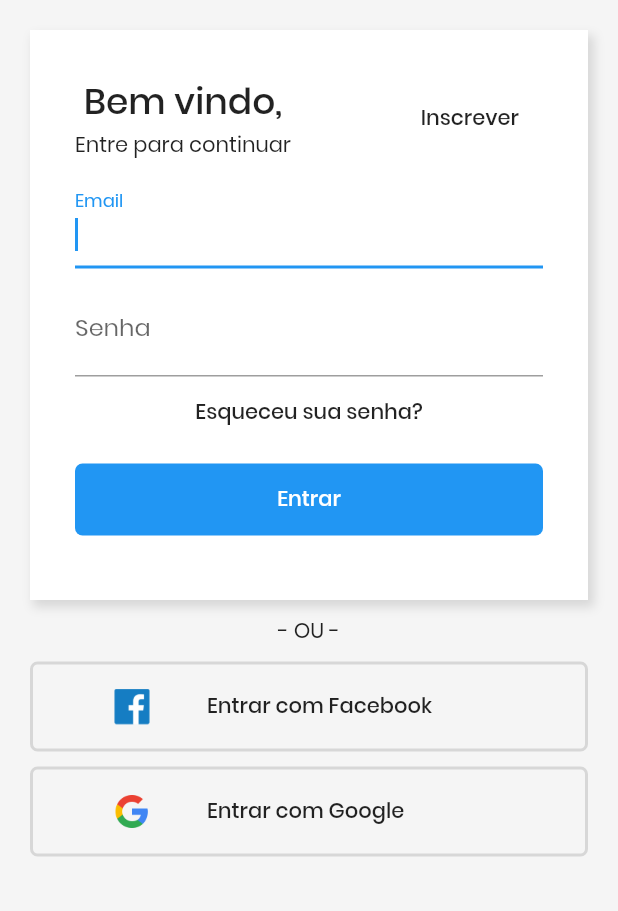
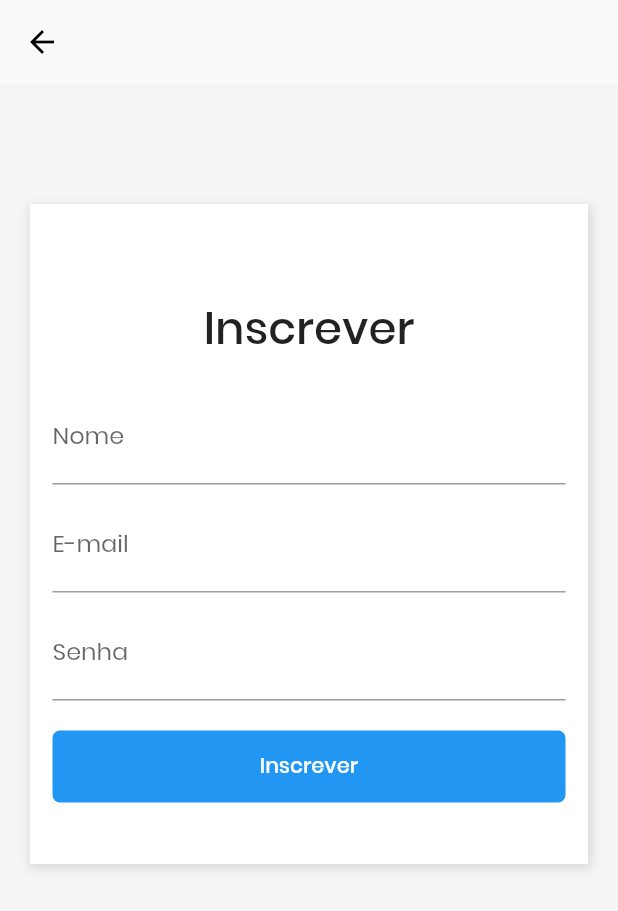
Before and after one commit to MagnoSantos/marketplace-flutter, a Flutter app: the screen it shows after launch, after a tap on "Inscrever", on a phone screen of 412 x 824 dp. Shown: the top 911 px of the screen. Run offline on Flutter 3.47's test engine with Material 2 defaults, Android fonts, the phone set to English and light mode, and no system bars.

Commit message:
Página de cadastro e página de cadastre-se

```diff
--- a/marketplace/lib/main.dart
+++ b/marketplace/lib/main.dart
@@ -1,4 +1,5 @@
 import 'package:flutter/material.dart';
+import 'package:marketplace/pages/inscrever.page.dart';
 import 'package:marketplace/pages/login.page.dart';
 import 'package:marketplace/styles.dart';
 
--- /dev/null
+++ b/marketplace/lib/pages/inscrever.page.dart
@@ -0,0 +1,124 @@
+import 'package:flutter/material.dart';
+import 'package:flutter/services.dart';
+
+class InscreverPage extends StatelessWidget {
+  @override
+  Widget build(BuildContext context) {
+    return SafeArea(
+      child: Scaffold(
+        appBar: AppBar(
+          backgroundColor: Colors.transparent,
+          elevation: 0,
+        ),
+        body: SingleChildScrollView(
+          child: Container(
+            color: Color(0xFFF5F5F5F5),
+            padding: EdgeInsets.only(
+              top: 80,
+              left: 20,
+              right: 20,
+              bottom: 40,
+            ),
+            child: Column(
+              children: <Widget>[
+                Container(
+                  height: 440,
+                  decoration: BoxDecoration(
+                    color: Colors.white,
+                    boxShadow: [
+                      new BoxShadow(
+                        color: Colors.black12,
+                        offset: new Offset(1, 2.0),
+                        blurRadius: 5,
+                        spreadRadius: 1,
+                      ),
+                    ],
+                  ),
+                  child: Padding(
+                    padding: EdgeInsets.only(
+                      left: 15,
+                      right: 15,
+                      top: 60,
+                    ),
+                    child: Column(
+                      children: <Widget>[
+                        Text(
+                          "Inscrever",
+                          style: TextStyle(
+                            fontSize: 30,
+                            fontWeight: FontWeight.w500,
+                          ),
+                        ),
+                        SizedBox(
+                          height: 20,
+                        ),
+                        TextFormField(
+                          keyboardType: TextInputType.text,
+                          decoration: InputDecoration(
+                            labelText: "Nome",
+                            labelStyle: TextStyle(
+                              fontWeight: FontWeight.w400,
+                              fontSize: 16,
+                            ),
+                          ),
+                        ),
+                        SizedBox(
+                          height: 10,
+                        ),
+                        TextFormField(
+                          keyboardType: TextInputType.emailAddress,
+                          decoration: InputDecoration(
+                            labelText: "E-mail",
+                            labelStyle: TextStyle(
+                              fontWeight: FontWeight.w400,
+                              fontSize: 16,
+                            ),
+                          ),
+                        ),
+                        SizedBox(
+                          height: 10,
+                        ),
+                        TextFormField(
+                          keyboardType: TextInputType.text,
+                          obscureText: true,
+                          decoration: InputDecoration(
+                            labelText: "Senha",
+                            labelStyle: TextStyle(
+                              fontWeight: FontWeight.w400,
+                              fontSize: 16,
+                            ),
+                          ),
+                        ),
+                        SizedBox(
+                          height: 20,
+                        ),
+                        Container(
+                          width: double.infinity,
+                          decoration: BoxDecoration(
+                            color: Colors.blue,
+                            borderRadius: BorderRadius.all(
+                              Radius.circular(5),
+                            ),
+                          ),
+                          child: FlatButton(
+                            onPressed: () {},
+                            child: Text(
+                              "Inscrever",
+                              style: TextStyle(
+                                color: Colors.white,
+                              ),
+                            ),
+                          ),
+                        )
+                      ],
+                    ),
+                  ),
+                ),
+              ],
+            ),
+          ),
+        ),
+      ),
+    );
+  }
+}
--- a/marketplace/lib/pages/login.page.dart
+++ b/marketplace/lib/pages/login.page.dart
@@ -1,17 +1,19 @@
 import 'package:flutter/material.dart';
+import 'package:marketplace/pages/inscrever.page.dart';
 
 class LoginPage extends StatelessWidget {
   @override
   Widget build(BuildContext context) {
     return SafeArea(
       child: Scaffold(
-        body: Container(
+        body: SingleChildScrollView(
+          child: Container(
             color: Color(0xFFF5F5F5F5),
             padding: EdgeInsets.all(20),
             child: Column(
               children: <Widget>[
                 Container(
-                height: 380,
+                  height: 420,
                   decoration: BoxDecoration(
                     color: Colors.white,
                     boxShadow: [
@@ -25,8 +27,12 @@ class LoginPage extends StatelessWidget {
                     ],
                   ),
                   child: Padding(
-                  padding: EdgeInsets.all(30),
-                  child: ListView(
+                    padding: EdgeInsets.only(
+                      left: 15,
+                      right: 15,
+                      top: 60,
+                    ),
+                    child: Column(
                       children: <Widget>[
                         Row(
                           mainAxisAlignment: MainAxisAlignment.spaceBetween,
@@ -44,7 +50,14 @@ class LoginPage extends StatelessWidget {
                               ],
                             ),
                             FlatButton(
-                            onPressed: () {},
+                              onPressed: () {
+                                Navigator.push(
+                                  context,
+                                  MaterialPageRoute(
+                                    builder: (context) => InscreverPage(),
+                                  ),
+                                );
+                              },
                               child: Text("Inscrever"),
                             )
                           ],
@@ -86,6 +99,7 @@ class LoginPage extends StatelessWidget {
                           height: 10,
                         ),
                         Container(
+                          width: double.infinity,
                           decoration: BoxDecoration(
                             color: Colors.blue,
                             borderRadius: BorderRadius.all(
@@ -186,6 +200,7 @@ class LoginPage extends StatelessWidget {
             ),
           ),
         ),
+      ),
     );
   }
 }
```
Lines whose indentation alone changed are shown as unchanged.
